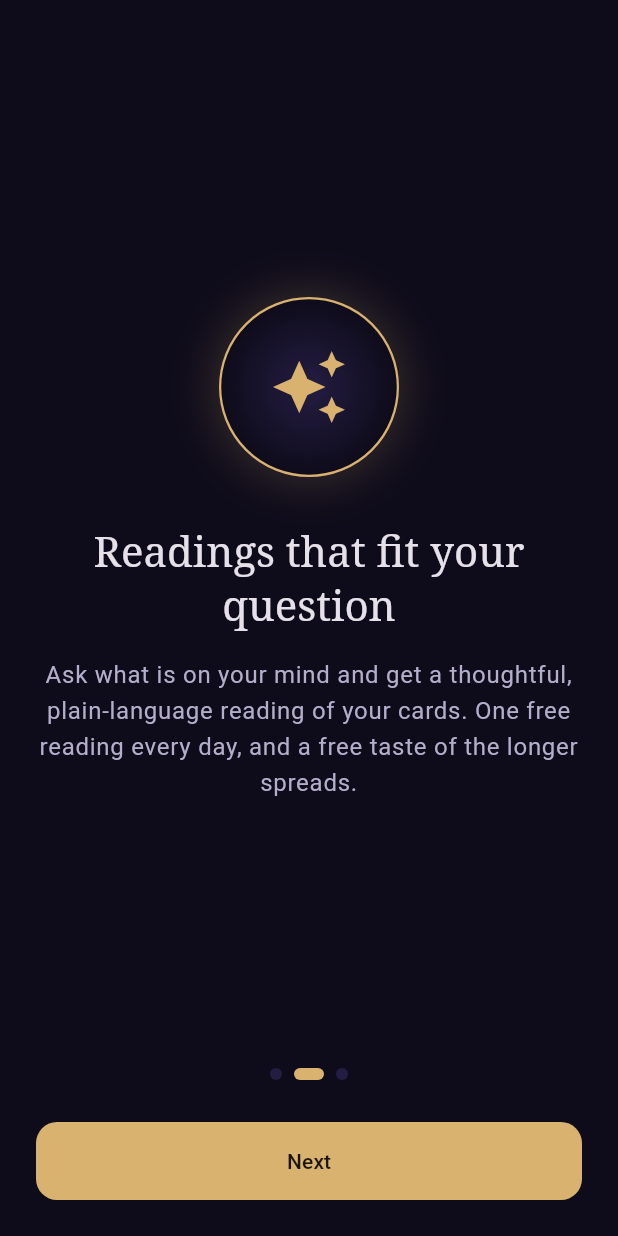
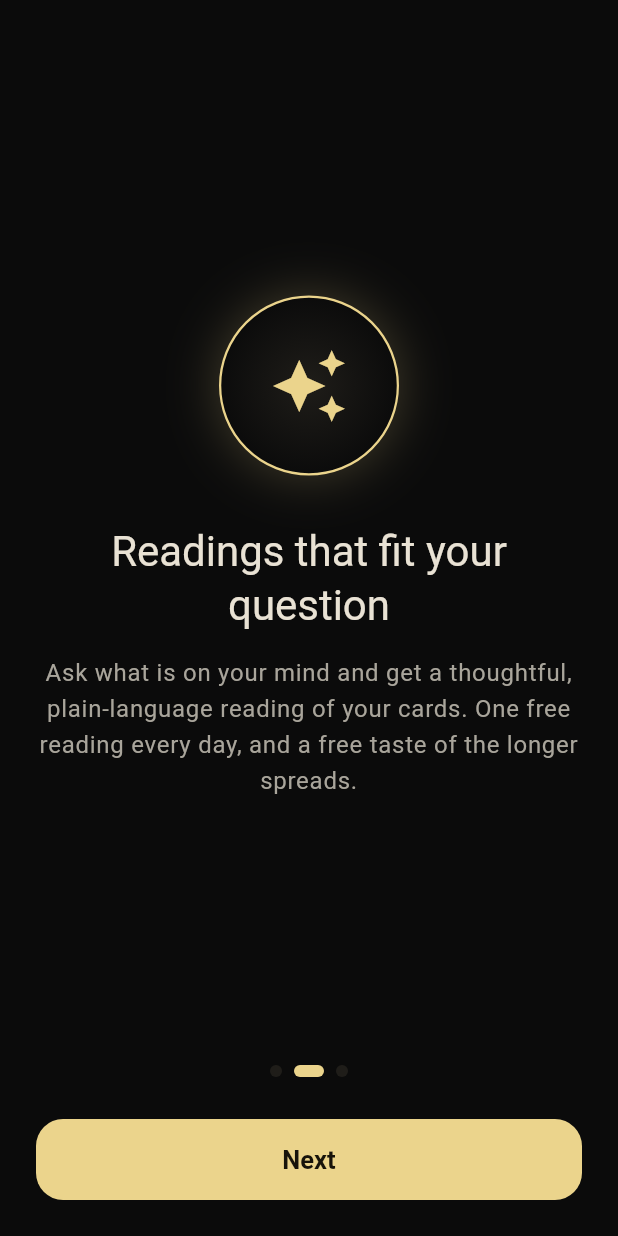
Before and after one commit to Yunlong2601/tarot-app, a Flutter app: the screen it shows after launch, after a tap on "Next", on a phone screen of 412 x 824 dp. Run offline on Flutter 3.47's test engine with Material 3 defaults, Android fonts, the phone set to English and light mode, and no system bars; our stand-ins replace camera, flutter_local_notifications, flutter_timezone, go_router, shared_preferences, sqflite and 1 more; missing offline and left inert: purchases_flutter, tflite_flutter; accounts and stored records are empty.

Commit message:
Black and gold theme: neutral blacks, pale gold accent, matching icon and launch screen
Co-Authored-By: Claude Sonnet 5.5 <noreply@anthropic.com>

```diff
--- a/app/lib/app/theme.dart
+++ b/app/lib/app/theme.dart
@@ -1,68 +1,150 @@
 import 'package:flutter/material.dart';
 
+/// Black and gold. Neutral blacks and charcoals with a warm gold accent.
 class AppColors {
-  static const background = Color(0xFF0E0B1A);
-  static const surface = Color(0xFF1A1530);
-  static const surfaceHigh = Color(0xFF241D42);
-  static const gold = Color(0xFFD9B26F);
-  static const goldLight = Color(0xFFEBD59B);
-  static const violet = Color(0xFF8B7BFF);
-  static const textMuted = Color(0xFFB4AECB);
+  static const background = Color(0xFF0B0B0B);
+  static const surface = Color(0xFF151515);
+  static const surfaceHigh = Color(0xFF1F1D19);
+
+  /// Selected segment / chip fill: a dark, warm gold tint.
+  static const goldTint = Color(0xFF2B261B);
+  static const gold = Color(0xFFEBD48C);
+  static const goldLight = Color(0xFFF6E8B8);
+  static const goldDeep = Color(0xFFC9A24D);
+  static const textMuted = Color(0xFFA9A59B);
+  static const onGold = Color(0xFF17130A);
+  static const success = Color(0xFF3FD6A0);
 }
 
 ThemeData buildTheme() {
   final scheme =
       ColorScheme.fromSeed(
-        seedColor: AppColors.violet,
+        seedColor: AppColors.gold,
         brightness: Brightness.dark,
       ).copyWith(
         surface: AppColors.surface,
         primary: AppColors.gold,
-        onPrimary: const Color(0xFF1B1408),
-        secondary: AppColors.violet,
+        onPrimary: AppColors.onGold,
+        secondary: AppColors.goldDeep,
+        primaryContainer: AppColors.goldTint,
+        onPrimaryContainer: AppColors.gold,
+        outline: const Color(0xFF3A372F),
+        outlineVariant: const Color(0xFF2A2822),
       );
   return ThemeData(
     useMaterial3: true,
     colorScheme: scheme,
-    textTheme: _serifHeadlines(
-      ThemeData(brightness: Brightness.dark).textTheme,
-    ),
     scaffoldBackgroundColor: AppColors.background,
     appBarTheme: const AppBarTheme(
       backgroundColor: AppColors.background,
       elevation: 0,
       centerTitle: true,
+      scrolledUnderElevation: 0,
+      titleTextStyle: TextStyle(
+        fontSize: 20,
+        fontWeight: FontWeight.w600,
+        color: Colors.white,
+      ),
     ),
     cardTheme: CardThemeData(
       color: AppColors.surface,
-      shape: RoundedRectangleBorder(borderRadius: BorderRadius.circular(16)),
+      elevation: 0,
+      shape: RoundedRectangleBorder(
+        borderRadius: BorderRadius.circular(20),
+        side: const BorderSide(color: Color(0xFF2A2822)),
+      ),
     ),
     filledButtonTheme: FilledButtonThemeData(
       style: FilledButton.styleFrom(
-        minimumSize: const Size.fromHeight(52),
-        shape: RoundedRectangleBorder(borderRadius: BorderRadius.circular(14)),
+        minimumSize: const Size.fromHeight(54),
+        backgroundColor: AppColors.gold,
+        foregroundColor: AppColors.onGold,
+        textStyle: const TextStyle(fontSize: 17, fontWeight: FontWeight.w700),
+        shape: RoundedRectangleBorder(borderRadius: BorderRadius.circular(18)),
       ),
     ),
-    navigationBarTheme: const NavigationBarThemeData(
+    outlinedButtonTheme: OutlinedButtonThemeData(
+      style: OutlinedButton.styleFrom(
+        foregroundColor: Colors.white,
+        side: const BorderSide(color: Color(0xFF3A372F)),
+        shape: RoundedRectangleBorder(borderRadius: BorderRadius.circular(18)),
+      ),
+    ),
+    textButtonTheme: TextButtonThemeData(
+      style: TextButton.styleFrom(foregroundColor: AppColors.gold),
+    ),
+    chipTheme: ChipThemeData(
       backgroundColor: AppColors.surface,
+      selectedColor: AppColors.goldTint,
+      side: const BorderSide(color: Color(0xFF2A2822)),
+      labelStyle: const TextStyle(color: Colors.white),
+      secondaryLabelStyle: const TextStyle(color: AppColors.gold),
+      checkmarkColor: AppColors.gold,
+    ),
+    segmentedButtonTheme: SegmentedButtonThemeData(
+      style: ButtonStyle(
+        backgroundColor: WidgetStateProperty.resolveWith(
+          (s) => s.contains(WidgetState.selected)
+              ? AppColors.goldTint
+              : AppColors.surface,
+        ),
+        foregroundColor: WidgetStateProperty.resolveWith(
+          (s) => s.contains(WidgetState.selected)
+              ? AppColors.gold
+              : AppColors.textMuted,
+        ),
+        side: const WidgetStatePropertyAll(
+          BorderSide(color: Color(0xFF2A2822)),
+        ),
+      ),
+    ),
+    navigationBarTheme: NavigationBarThemeData(
+      backgroundColor: AppColors.background,
+      indicatorColor: Colors.transparent,
+      surfaceTintColor: Colors.transparent,
+      iconTheme: WidgetStateProperty.resolveWith(
+        (s) => IconThemeData(
+          color: s.contains(WidgetState.selected)
+              ? AppColors.gold
+              : AppColors.textMuted,
+        ),
+      ),
+      labelTextStyle: WidgetStateProperty.resolveWith(
+        (s) => TextStyle(
+          fontSize: 12,
+          fontWeight: FontWeight.w600,
+          color: s.contains(WidgetState.selected)
+              ? AppColors.gold
+              : AppColors.textMuted,
+        ),
+      ),
+    ),
+    switchTheme: SwitchThemeData(
+      thumbColor: WidgetStateProperty.resolveWith(
+        (s) => s.contains(WidgetState.selected) ? AppColors.gold : Colors.grey,
+      ),
+      trackColor: WidgetStateProperty.resolveWith(
+        (s) => s.contains(WidgetState.selected)
+            ? AppColors.goldTint
+            : const Color(0xFF2A2822),
+      ),
+    ),
+    dividerTheme: const DividerThemeData(color: Color(0xFF242320)),
+    inputDecorationTheme: InputDecorationTheme(
+      filled: true,
+      fillColor: AppColors.surface,
+      border: OutlineInputBorder(
+        borderRadius: BorderRadius.circular(16),
+        borderSide: const BorderSide(color: Color(0xFF2A2822)),
+      ),
+      enabledBorder: OutlineInputBorder(
+        borderRadius: BorderRadius.circular(16),
+        borderSide: const BorderSide(color: Color(0xFF2A2822)),
+      ),
+      focusedBorder: OutlineInputBorder(
+        borderRadius: BorderRadius.circular(16),
+        borderSide: const BorderSide(color: AppColors.goldDeep),
+      ),
     ),
   );
 }
-
-/// Headlines and titles use a serif face (Georgia on iOS, the system serif on
-/// Android) for a more mystical feel; body text stays in the system sans.
-TextTheme _serifHeadlines(TextTheme t) {
-  TextStyle? serif(TextStyle? s) => s?.copyWith(
-    fontFamily: 'Georgia',
-    fontFamilyFallback: const ['Times New Roman', 'serif'],
-  );
-  return t.copyWith(
-    displayLarge: serif(t.displayLarge),
-    displayMedium: serif(t.displayMedium),
-    displaySmall: serif(t.displaySmall),
-    headlineLarge: serif(t.headlineLarge),
-    headlineMedium: serif(t.headlineMedium),
-    headlineSmall: serif(t.headlineSmall),
-    titleLarge: serif(t.titleLarge),
-  );
-}
--- a/app/lib/features/library/library_screen.dart
+++ b/app/lib/features/library/library_screen.dart
@@ -135,7 +135,7 @@ class _SpreadsListState extends State<_SpreadsList> {
                                         t.isFree ||
                                             (!state.isPremium &&
                                                 !state.trialUsed)
-                                        ? Colors.greenAccent
+                                        ? AppColors.success
                                         : AppColors.gold,
                                     fontWeight: FontWeight.w600,
                                   ),
--- a/app/lib/features/read/hero_background.dart
+++ b/app/lib/features/read/hero_background.dart
@@ -52,7 +52,7 @@ class _StarsPainter extends CustomPainter {
         ..shader = const RadialGradient(
           center: Alignment(0.3, -0.4),
           radius: 1.1,
-          colors: [Color(0xFF2B2152), AppColors.background],
+          colors: [Color(0xFF2A2415), AppColors.background],
         ).createShader(Offset.zero & size),
     );
     final ring = Paint()
--- a/app/lib/features/read/read_home_screen.dart
+++ b/app/lib/features/read/read_home_screen.dart
@@ -137,14 +137,14 @@ class _ModeButton extends StatelessWidget {
                     children: [
                       Icon(
                         photo ? Icons.center_focus_strong : Icons.auto_awesome,
-                        color: const Color(0xFF1B1408),
+                        color: AppColors.onGold,
                       ),
                       const SizedBox(width: 10),
                       Flexible(
                         child: Text(
                           label,
                           style: const TextStyle(
-                            color: Color(0xFF1B1408),
+                            color: AppColors.onGold,
                             fontWeight: FontWeight.w700,
                             fontSize: 17,
                           ),
@@ -161,7 +161,7 @@ class _ModeButton extends StatelessWidget {
                   ? 'Switch to digital card reading'
                   : 'Switch to photo reading',
               onPressed: onSwap,
-              icon: const Icon(Icons.swap_horiz, color: Color(0xFF1B1408)),
+              icon: const Icon(Icons.swap_horiz, color: AppColors.onGold),
               padding: const EdgeInsets.symmetric(horizontal: 14),
             ),
           ],
--- a/app/lib/features/you/you_screen.dart
+++ b/app/lib/features/you/you_screen.dart
@@ -52,7 +52,7 @@ class YouScreen extends StatelessWidget {
           ListTile(
             leading: const CircleAvatar(
               backgroundColor: AppColors.gold,
-              foregroundColor: Color(0xFF1B1408),
+              foregroundColor: AppColors.onGold,
               child: Icon(Icons.person_outline),
             ),
             title: const Text('Guest'),
--- a/app/pubspec.yaml
+++ b/app/pubspec.yaml
@@ -115,5 +115,5 @@ flutter_launcher_icons:
   remove_alpha_ios: true
   android: true
   image_path: "assets/icon/icon.png"
-  adaptive_icon_background: "#0E0B1A"
+  adaptive_icon_background: "#0B0B0B"
   adaptive_icon_foreground: "assets/icon/icon_foreground.png"
--- a/app/tool/make_icon_test.dart
+++ b/app/tool/make_icon_test.dart
@@ -6,9 +6,9 @@ import 'dart:ui' as ui;
 
 import 'package:flutter_test/flutter_test.dart';
 
-const _gold = ui.Color(0xFFD9B26F);
-const _bgTop = ui.Color(0xFF241D42);
-const _bgBottom = ui.Color(0xFF0E0B1A);
+const _gold = ui.Color(0xFFEBD48C);
+const _bgTop = ui.Color(0xFF211F1A);
+const _bgBottom = ui.Color(0xFF080808);
 
 void _paintMark(ui.Canvas c, double size, double scale) {
   c.save();
```
Also changed, not shown: app/assets/icon/icon.png, app/assets/icon/icon_foreground.png, docs/preview-onboarding.png, 37 other files.
